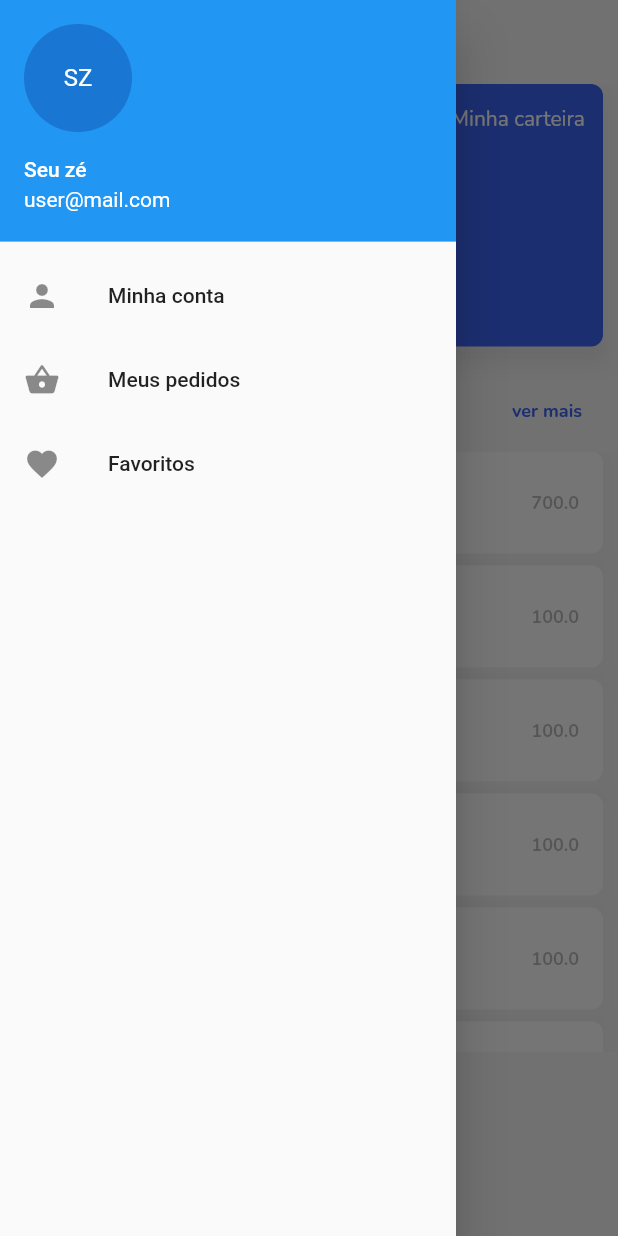
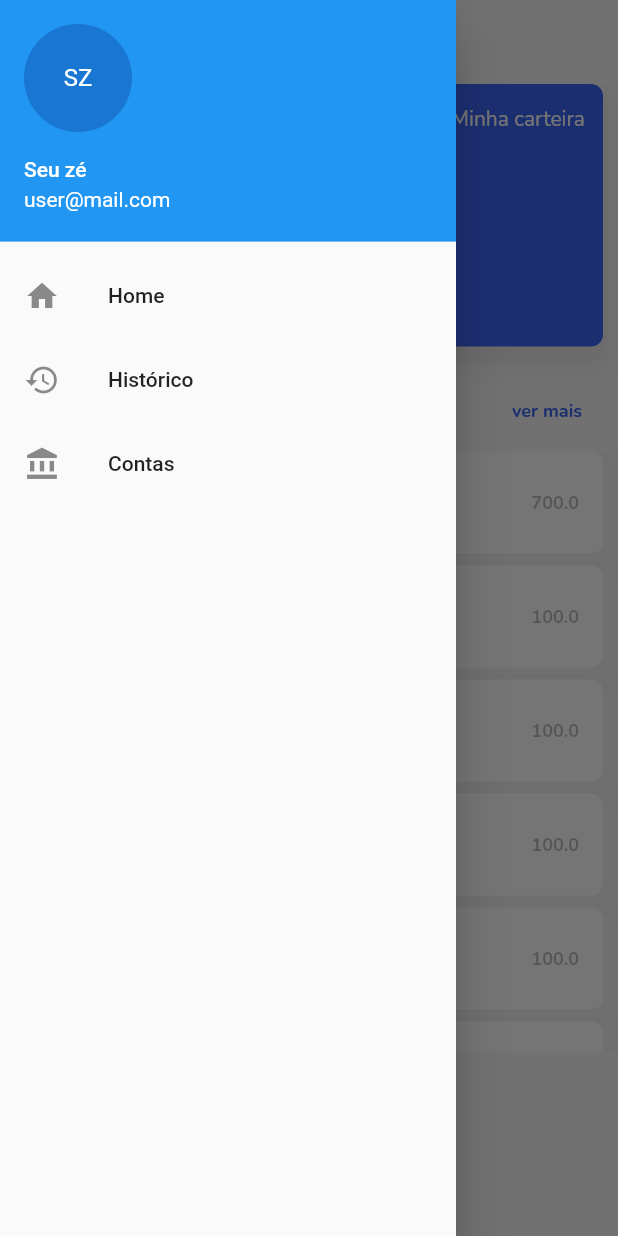
Before and after one commit to fagnerpsantos/flutter-gerenciador-gastos, a Flutter app: the screen it shows after launch, with the side drawer open, on a phone screen of 412 x 824 dp. Run offline on Flutter 3.47's test engine with Material 2 defaults, Android fonts, the phone set to English and light mode, and no system bars; our stand-ins replace flutter_svg, google_fonts.

Commit message:
alteracoes nos icones do drawer

```diff
--- a/lib/main.dart
+++ b/lib/main.dart
@@ -11,7 +11,7 @@ class MyApp extends StatelessWidget {
     return MaterialApp(
       debugShowCheckedModeBanner: false,
       theme: ThemeData(
-          accentColor: Colors.blue,
+          accentColor: kBlueColor,
           backgroundColor: kBackgroundColor
       ),
       home: HomeScreen(),
--- a/lib/screens/home/components/drawer.dart
+++ b/lib/screens/home/components/drawer.dart
@@ -13,16 +13,16 @@ Drawer drawer(BuildContext context) {
           ),
         ),
         ListTile(
-          leading: Icon(Icons.person),
-          title: Text("Minha conta"),
+          leading: Icon(Icons.home),
+          title: Text("Home"),
           onTap: () {
             Navigator.pop(context);
             //Navegar para outra página
           },
         ),
         ListTile(
-          leading: Icon(Icons.shopping_basket),
-          title: Text("Meus pedidos"),
+          leading: Icon(Icons.history),
+          title: Text("Histórico"),
           onTap: () {
             Navigator.pop(context);
             //Navegar para outra página
@@ -30,8 +30,8 @@ Drawer drawer(BuildContext context) {
           },
         ),
         ListTile(
-          leading: Icon(Icons.favorite),
-          title: Text("Favoritos"),
+          leading: Icon(Icons.account_balance),
+          title: Text("Contas"),
           onTap: () {
             Navigator.pop(context);
             //Navegar para outra página
```
